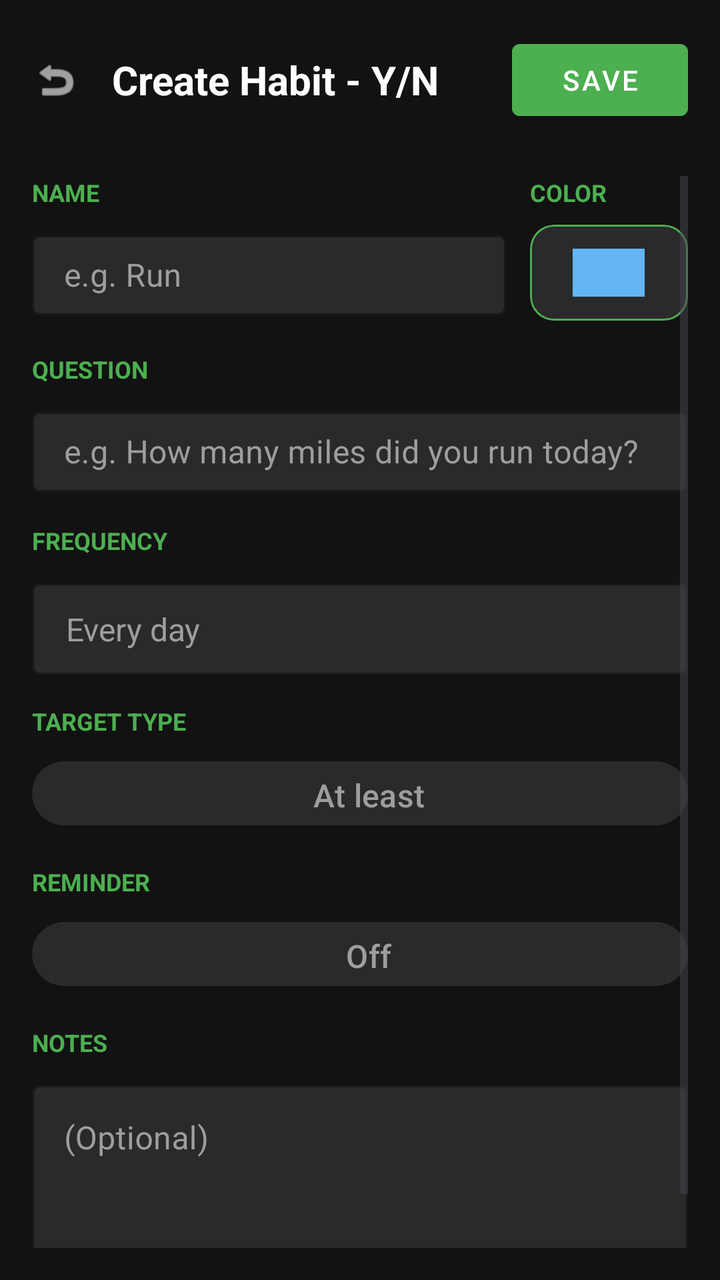
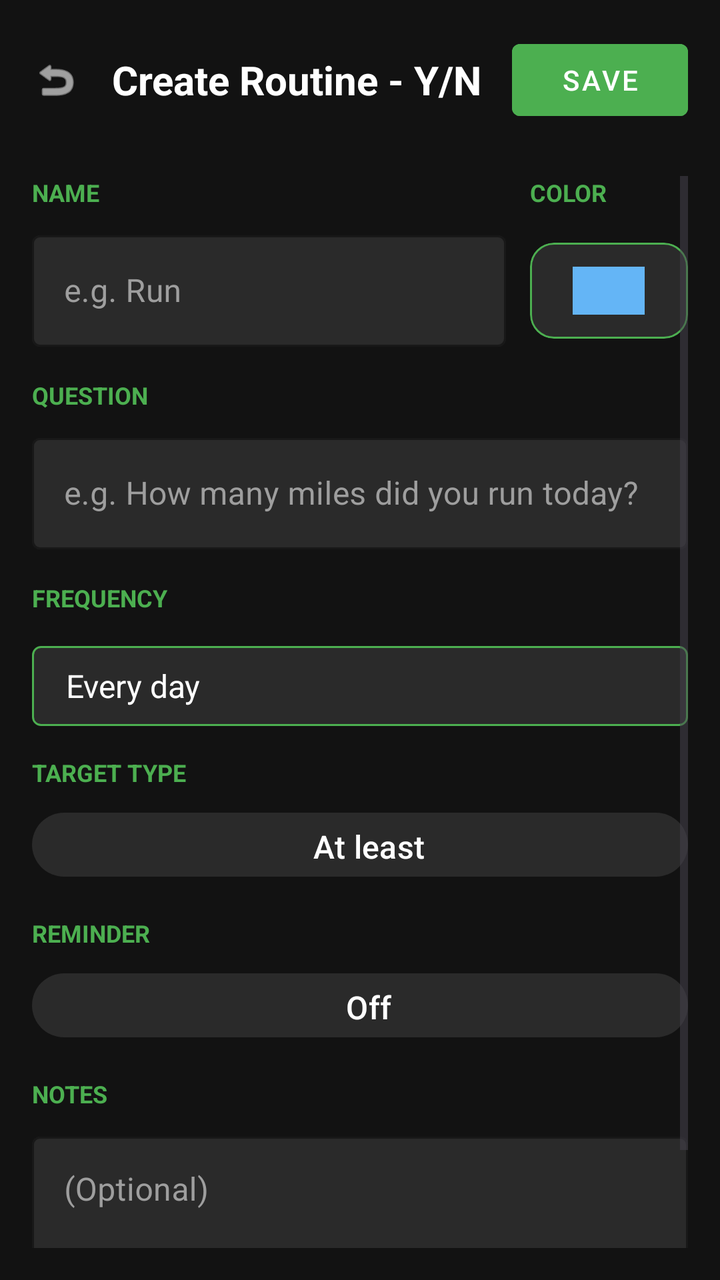

The first picture is an Android layout as it rendered before a commit; the second is the same layout after the commit. The layout source and the unified diff follow.
<!-- AndroidManifest.xml: application theme Theme.PBD3FinalCapstone -->
<!-- res/layout/activity_create_yesno.xml -->
<?xml version="1.0" encoding="utf-8"?>
<LinearLayout xmlns:android="http://schemas.android.com/apk/res/android"
    xmlns:app="http://schemas.android.com/apk/res-auto"
    android:layout_width="match_parent"
    android:layout_height="match_parent"
    android:background="#121212"
    android:orientation="vertical"
    android:padding="16dp">

    <LinearLayout
        android:layout_width="match_parent"
        android:layout_height="wrap_content"
        android:gravity="center_vertical"
        android:layout_marginBottom="24dp"
        android:orientation="horizontal">

        <ImageView
            android:id="@+id/btnBack"
            android:layout_width="24dp"
            android:layout_height="24dp"
            android:src="@android:drawable/ic_menu_revert"
            android:contentDescription="Back"
            app:tint="#FFFFFF" />

        <TextView
            android:layout_width="0dp"
            android:layout_height="wrap_content"
            android:layout_marginStart="16dp"
            android:layout_weight="1"
            android:text="Create Habit - Y/N"
            android:textColor="#FFFFFF"
            android:textSize="20sp"
            android:textStyle="bold" />

        <com.google.android.material.button.MaterialButton
            android:id="@+id/btnSave"
            style="@style/Widget.MaterialComponents.Button"
            android:layout_width="wrap_content"
            android:layout_height="wrap_content"
            android:backgroundTint="#4CAF50"
            android:text="SAVE"
            android:textColor="#FFFFFF" />
    </LinearLayout>

    <ScrollView
        android:layout_width="match_parent"
        android:layout_height="match_parent">

        <LinearLayout
            android:layout_width="match_parent"
            android:layout_height="wrap_content"
            android:orientation="vertical">

            
            <LinearLayout
                android:layout_width="match_parent"
                android:layout_height="wrap_content"
                android:layout_marginBottom="16dp"
                android:baselineAligned="false"
                android:orientation="horizontal">

                <LinearLayout
                    android:layout_width="0dp"
                    android:layout_height="wrap_content"
                    android:layout_marginEnd="12dp"
                    android:layout_weight="3"
                    android:orientation="vertical">

                    <TextView
                        android:layout_width="wrap_content"
                        android:layout_height="wrap_content"
                        android:layout_marginBottom="8dp"
                        android:text="NAME"
                        android:textColor="#4CAF50"
                        android:textSize="12sp"
                        android:textStyle="bold" />

                    <com.google.android.material.textfield.TextInputLayout
                        style="@style/Widget.MaterialComponents.TextInputLayout.OutlinedBox"
                        android:layout_width="match_parent"
                        android:layout_height="wrap_content"
                        app:boxStrokeColor="#4CAF50"
                        app:hintTextColor="#FFFFFF"
                        android:textColorHint="#9E9E9E"
                        app:boxBackgroundColor="#2A2A2A">

                        <com.google.android.material.textfield.TextInputEditText
                            android:id="@+id/inputName"
                            android:layout_width="match_parent"
                            android:layout_height="40dp"
                            android:hint="e.g. Run"
                            android:textColor="#FFFFFF"
                            android:textColorHint="#FFFFFF" />
                    </com.google.android.material.textfield.TextInputLayout>
                </LinearLayout>

                
                <LinearLayout
                    android:layout_width="0dp"
                    android:layout_height="wrap_content"
                    android:layout_weight="1"
                    android:orientation="vertical">

                    <TextView
                        android:layout_width="wrap_content"
                        android:layout_height="wrap_content"
                        android:layout_marginBottom="8dp"
                        android:text="COLOR"
                        android:textColor="#4CAF50"
                        android:textSize="12sp"
                        android:textStyle="bold" />

                    <com.google.android.material.card.MaterialCardView
                        android:layout_width="match_parent"
                        android:layout_height="wrap_content"
                        app:cardBackgroundColor="#2A2A2A"
                        app:cardElevation="0dp"
                        app:strokeColor="#4CAF50"
                        app:strokeWidth="1dp">

                        <LinearLayout
                            android:layout_width="match_parent"
                            android:layout_height="wrap_content"
                            android:gravity="center"
                            android:orientation="vertical"
                            android:padding="12dp">

                            <View
                                android:id="@+id/colorPreview"
                                android:layout_width="36dp"
                                android:layout_height="24dp"
                                android:background="#64B5F6" />
                        </LinearLayout>
                    </com.google.android.material.card.MaterialCardView>
                </LinearLayout>
            </LinearLayout>

            
            <LinearLayout
                android:layout_width="match_parent"
                android:layout_height="wrap_content"
                android:layout_marginBottom="16dp"
                android:orientation="vertical">

                <TextView
                    android:layout_width="wrap_content"
                    android:layout_height="wrap_content"
                    android:layout_marginBottom="8dp"
                    android:text="QUESTION"
                    android:textColor="#4CAF50"
                    android:textSize="12sp"
                    android:textStyle="bold" />

                <com.google.android.material.textfield.TextInputLayout
                    style="@style/Widget.MaterialComponents.TextInputLayout.OutlinedBox"
                    android:layout_width="match_parent"
                    android:layout_height="wrap_content"
                    app:boxStrokeColor="#4CAF50"
                    android:textColorHint="#9E9E9E"
                    app:boxBackgroundColor="#2A2A2A">

                    <com.google.android.material.textfield.TextInputEditText
                        android:id="@+id/inputQuestion"
                        android:layout_width="match_parent"
                        android:layout_height="40dp"
                        android:hint="e.g. How many miles did you run today?"
                        android:textColor="#FFFFFF"
                        android:textColorHint="#FFFFFF" />
                </com.google.android.material.textfield.TextInputLayout>
            </LinearLayout>

            
            <TextView
                android:layout_width="wrap_content"
                android:layout_height="wrap_content"
                android:layout_marginBottom="8dp"
                android:text="FREQUENCY"
                android:textColor="#4CAF50"
                android:textSize="12sp"
                android:textStyle="bold" />

            <com.google.android.material.textfield.TextInputLayout
                style="@style/Widget.MaterialComponents.TextInputLayout.OutlinedBox"
                android:layout_width="match_parent"
                android:layout_height="wrap_content"
                app:boxStrokeColor="#4CAF50"
                android:textColorHint="#9E9E9E"
                app:boxBackgroundColor="#2A2A2A"
                android:paddingBottom="15dp">
                
                <AutoCompleteTextView
                    android:id="@+id/btnFrequency"
                    android:layout_width="match_parent"
                    android:layout_height="wrap_content"
                    android:inputType="none"
                    android:text="Every day"
                    android:textColor="#9E9E9E"
                    android:textSize="16sp"
                    android:paddingStart="17dp"
                    android:paddingEnd="8dp"
                    android:paddingTop="12dp"
                    android:paddingBottom="12dp" />
            </com.google.android.material.textfield.TextInputLayout>


            
            <LinearLayout
                android:layout_width="match_parent"
                android:layout_height="wrap_content"
                android:layout_marginBottom="16dp"
                android:orientation="vertical">

                <TextView
                    android:layout_width="wrap_content"
                    android:layout_height="wrap_content"
                    android:layout_marginBottom="8dp"
                    android:text="TARGET TYPE"
                    android:textColor="#4CAF50"
                    android:textSize="12sp"
                    android:textStyle="bold" />

                <com.google.android.material.textfield.TextInputLayout
                    style="@style/Widget.MaterialComponents.TextInputLayout.OutlinedBox"
                    android:layout_width="match_parent"
                    android:layout_height="wrap_content"
                    app:boxStrokeColor="#4CAF50"
                    app:boxBackgroundColor="#2A2A2A">
                    
                    <com.google.android.material.button.MaterialButton
                        android:id="@+id/inputTargetType"
                        android:layout_width="match_parent"
                        android:layout_height="40dp"
                        android:inputType="none"
                        android:text="At least"
                        android:textSize="16sp"
                        android:textColor="#9E9E9E"
                        android:paddingStart="17dp"
                        android:paddingEnd="8dp"
                        app:strokeColor="#4CAF50"
                        app:backgroundTint="#2A2A2A"/>
                </com.google.android.material.textfield.TextInputLayout>
            </LinearLayout>

            
            <LinearLayout
                android:layout_width="match_parent"
                android:layout_height="wrap_content"
                android:layout_marginBottom="16dp"
                android:orientation="vertical">

                <TextView
                    android:layout_width="wrap_content"
                    android:layout_height="wrap_content"
                    android:layout_marginBottom="8dp"
                    android:text="REMINDER"
                    android:textColor="#4CAF50"
                    android:textSize="12sp"
                    android:textStyle="bold" />

                <com.google.android.material.textfield.TextInputLayout
                    style="@style/Widget.MaterialComponents.TextInputLayout.OutlinedBox"
                    android:layout_width="match_parent"
                    android:layout_height="wrap_content"
                    app:boxStrokeColor="#4CAF50"
                    app:boxBackgroundColor="#2A2A2A">

                    <com.google.android.material.button.MaterialButton
                        android:id="@+id/btnReminder"
                        android:layout_width="match_parent"
                        android:layout_height="40dp"
                        android:inputType="none"
                        android:text="Off"
                        android:textSize="16sp"
                        android:textColor="#9E9E9E"
                        app:strokeColor="#4CAF50"
                        app:backgroundTint="#2A2A2A"
                        android:paddingStart="17dp"
                        android:paddingEnd="8dp" />
                </com.google.android.material.textfield.TextInputLayout>
            </LinearLayout>

            
            <LinearLayout
                android:layout_width="match_parent"
                android:layout_height="wrap_content"
                android:layout_marginBottom="16dp"
                android:orientation="vertical">

                <TextView
                    android:layout_width="wrap_content"
                    android:layout_height="wrap_content"
                    android:layout_marginBottom="8dp"
                    android:text="NOTES"
                    android:textColor="#4CAF50"
                    android:textSize="12sp"
                    android:textStyle="bold" />

                <com.google.android.material.textfield.TextInputLayout
                    style="@style/Widget.MaterialComponents.TextInputLayout.OutlinedBox"
                    android:layout_width="match_parent"
                    android:layout_height="wrap_content"
                    app:boxBackgroundColor="#2A2A2A"
                    app:boxStrokeColor="#4CAF50"
                    android:textColorHint="#9E9E9E">

                    <com.google.android.material.textfield.TextInputEditText
                        android:id="@+id/inputNotes"
                        android:layout_width="match_parent"
                        android:layout_height="wrap_content"
                        android:gravity="top|start"
                        android:hint="(Optional)"
                        android:minLines="3"
                        android:textColor="#9E9E9E"
                        android:textColorHint="#9E9E9E" />
                </com.google.android.material.textfield.TextInputLayout>
            </LinearLayout>

        </LinearLayout>
    </ScrollView>
</LinearLayout>
<!-- resources referenced by this layout -->
<resources>
  <style name="Theme.PBD3FinalCapstone" parent="Base.Theme.PBD3FinalCapstone" />
  <style name="Base.Theme.PBD3FinalCapstone" parent="Theme.Material3.DayNight.NoActionBar">
          
          
      </style>
</resources>

<!-- the commit's change to res/layout/activity_create_yesno.xml (unified diff, before → after) -->
@@ -27,7 +27,7 @@
             android:layout_height="wrap_content"
             android:layout_marginStart="16dp"
             android:layout_weight="1"
-            android:text="Create Habit - Y/N"
+            android:text="Create Routine - Y/N"
             android:textColor="#FFFFFF"
             android:textSize="20sp"
             android:textStyle="bold" />
@@ -87,7 +87,7 @@
                         <com.google.android.material.textfield.TextInputEditText
                             android:id="@+id/inputName"
                             android:layout_width="match_parent"
-                            android:layout_height="40dp"
+                            android:layout_height="wrap_content"
                             android:hint="e.g. Run"
                             android:textColor="#FFFFFF"
                             android:textColorHint="#FFFFFF" />
@@ -116,7 +116,8 @@
                         app:cardBackgroundColor="#2A2A2A"
                         app:cardElevation="0dp"
                         app:strokeColor="#4CAF50"
-                        app:strokeWidth="1dp">
+                        app:strokeWidth="1dp"
+                        android:layout_marginTop="9dp">
 
                         <LinearLayout
                             android:layout_width="match_parent"
@@ -162,7 +163,7 @@
                     <com.google.android.material.textfield.TextInputEditText
                         android:id="@+id/inputQuestion"
                         android:layout_width="match_parent"
-                        android:layout_height="40dp"
+                        android:layout_height="wrap_content"
                         android:hint="e.g. How many miles did you run today?"
                         android:textColor="#FFFFFF"
                         android:textColorHint="#FFFFFF" />
@@ -187,19 +188,18 @@
                 android:textColorHint="#9E9E9E"
                 app:boxBackgroundColor="#2A2A2A"
                 android:paddingBottom="15dp">
-                
-                <AutoCompleteTextView
+                <TextView
                     android:id="@+id/btnFrequency"
                     android:layout_width="match_parent"
-                    android:layout_height="wrap_content"
-                    android:inputType="none"
-                    android:text="Every day"
-                    android:textColor="#9E9E9E"
-                    android:textSize="16sp"
+                    android:layout_height="40dp"
+                    android:layout_marginTop="8dp"
+                    android:background="@drawable/border_box"
+                    android:gravity="center_vertical"
                     android:paddingStart="17dp"
                     android:paddingEnd="8dp"
-                    android:paddingTop="12dp"
-                    android:paddingBottom="12dp" />
+                    android:text="Every day"
+                    android:textColor="#FFFFFF"
+                    android:textSize="16sp" />
             </com.google.android.material.textfield.TextInputLayout>
 
 
@@ -233,7 +233,7 @@
                         android:inputType="none"
                         android:text="At least"
                         android:textSize="16sp"
-                        android:textColor="#9E9E9E"
+                        android:textColor="#FFFFFF"
                         android:paddingStart="17dp"
                         android:paddingEnd="8dp"
                         app:strokeColor="#4CAF50"
@@ -271,7 +271,7 @@
                         android:inputType="none"
                         android:text="Off"
                         android:textSize="16sp"
-                        android:textColor="#9E9E9E"
+                        android:textColor="#FFFFFF"
                         app:strokeColor="#4CAF50"
                         app:backgroundTint="#2A2A2A"
                         android:paddingStart="17dp"
<!-- resource entries referenced after the edit -->
@@ -1,5 +1,12 @@
 <!-- resources referenced by this layout -->
 <resources>
+  <!-- drawable border_box (drawable) -->
+  <?xml version="1.0" encoding="utf-8"?>
+  <shape xmlns:android="http://schemas.android.com/apk/res/android">
+      <stroke android:width="1dp" android:color="#4CAF50" />
+      <solid android:color="#2A2A2A" />
+      <corners android:radius="4dp" />
+  </shape>
   <style name="Theme.PBD3FinalCapstone" parent="Base.Theme.PBD3FinalCapstone" />
   <style name="Base.Theme.PBD3FinalCapstone" parent="Theme.Material3.DayNight.NoActionBar">
           
